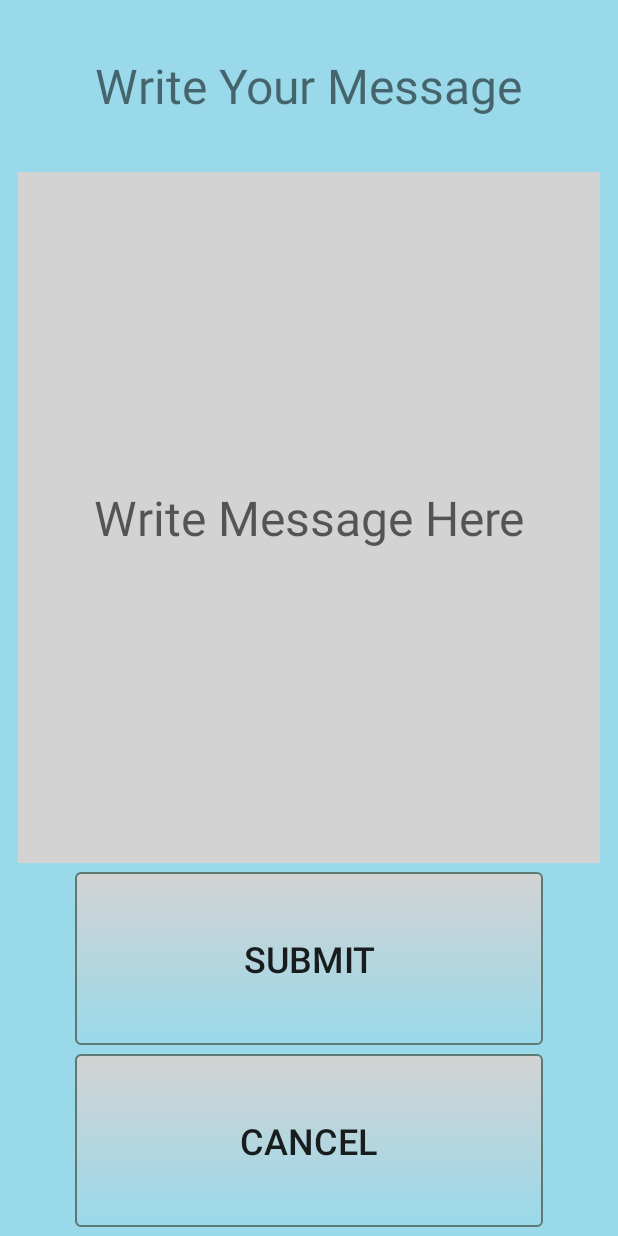
After one commit to Rmacias91/letterAndroidApp, an Android app: the layout leave_msg.xml on its own in the app's theme, with its tools: preview values and no code run, on a phone screen of 412 x 824 dp. The commit adds this screen. Run offline under Robolectric (Android 15) with nearby library versions, the phone set to English and light mode, and no system bars.

Commit message:
Added Layout for LeaveAMessage

```diff
--- a/LeaveAMessage/app/src/main/AndroidManifest.xml
+++ b/LeaveAMessage/app/src/main/AndroidManifest.xml
@@ -22,6 +22,9 @@
         <activity
             android:name=".NearByList">
         </activity>
+        <activity
+            android:name=".LeaveMsgActivity">
+        </activity>
 
 
     </application>
--- /dev/null
+++ b/LeaveAMessage/app/src/main/java/richie/ee/com/leaveamessage/LeaveMsgActivity.java
@@ -0,0 +1,20 @@
+package richie.ee.com.leaveamessage;
+
+import android.os.Bundle;
+import android.support.v7.app.AppCompatActivity;
+
+/**
+ * Created by Richie on 8/8/2017.
+ */
+
+public class LeaveMsgActivity extends AppCompatActivity {
+    private EditText
+    @Override
+    protected void onCreate(Bundle savedInstanceState) {
+        super.onCreate(savedInstanceState);
+        setContentView(R.layout.leave_msg);
+
+
+
+    }
+}
--- a/LeaveAMessage/app/src/main/java/richie/ee/com/leaveamessage/MainActivity.java
+++ b/LeaveAMessage/app/src/main/java/richie/ee/com/leaveamessage/MainActivity.java
@@ -46,7 +46,8 @@ public class MainActivity extends AppCompatActivity {
         mButLeaveMsg.setOnClickListener(new View.OnClickListener() {
             @Override
             public void onClick(View v) {
-                Intent i = new Intent(MainActivity.this,);
+                Intent i = new Intent(MainActivity.this,LeaveMsgActivity.class);
+                startActivity(i);
             }
         });
 
--- /dev/null
+++ b/LeaveAMessage/app/src/main/res/drawable/mybutton.xml
@@ -0,0 +1,24 @@
+<?xml version="1.0" encoding="utf-8"?>
+<selector xmlns:android="http://schemas.android.com/apk/res/android" >
+    <item android:state_pressed="true" >
+        <shape android:shape="rectangle"  >
+            <corners android:radius="3dip" />
+            <stroke android:width="1dip" android:color="#5e7974" />
+            <gradient android:angle="-90" android:startColor="#345953" android:endColor="@color/lightGray"  />
+        </shape>
+    </item>
+    <item android:state_focused="true">
+        <shape android:shape="rectangle"  >
+            <corners android:radius="3dip" />
+            <stroke android:width="1dip" android:color="#5e7974" />
+            <solid android:color="@color/lightGray"/>
+        </shape>
+    </item>
+    <item >
+        <shape android:shape="rectangle"  >
+            <corners android:radius="3dip" />
+            <stroke android:width="1dip" android:color="#5e7974" />
+            <gradient android:angle="-90" android:startColor="@color/lightGray" />
+        </shape>
+    </item>
+</selector>
--- a/LeaveAMessage/app/src/main/res/layout/content_main.xml
+++ b/LeaveAMessage/app/src/main/res/layout/content_main.xml
@@ -47,8 +47,7 @@
         app:layout_constraintLeft_toLeftOf="parent"
         android:layout_marginTop="51dp"
         app:layout_constraintTop_toBottomOf="@+id/button"
-        app:layout_constraintHorizontal_bias="0.0"
-        android:layout_marginBottom="8dp"
+        android:layout_marginBottom="52dp"
         app:layout_constraintBottom_toTopOf="@+id/button2"
         app:layout_constraintVertical_bias="0.0"/>
     <Button
--- /dev/null
+++ b/LeaveAMessage/app/src/main/res/layout/leave_msg.xml
@@ -0,0 +1,51 @@
+<?xml version="1.0" encoding="utf-8"?>
+<LinearLayout xmlns:android="http://schemas.android.com/apk/res/android"
+              android:orientation="vertical"
+              android:layout_width="match_parent"
+              android:layout_height="match_parent"
+              android:background="@color/lightBlue">
+
+    <TextView
+        android:text="@string/leaveAMessageTitle"
+        android:textSize="32sp"
+        android:layout_gravity="center_horizontal"
+        android:layout_width="wrap_content"
+        android:layout_height="0dp"
+        android:gravity="center"
+        android:layout_weight=".5"/>
+    <EditText
+        android:id="@+id/edit_Message"
+        android:textSize="32sp"
+        android:hint="@string/writeText"
+        android:gravity="center"
+        android:layout_width="match_parent"
+        android:background="@color/lightGray"
+        android:layout_height="0dp"
+        android:layout_marginStart="12dp"
+        android:layout_marginEnd="12dp"
+        android:layout_weight="2"/>
+    <Button
+        android:id="@+id/but_submit"
+        android:text="@string/Submit"
+        android:textSize="24sp"
+        android:background="@drawable/mybutton"
+        android:layout_width="match_parent"
+        android:layout_height="0dp"
+        android:layout_marginStart="50dp"
+        android:layout_marginEnd="50dp"
+        android:layout_marginTop="6dp"
+        android:layout_weight=".5"/>
+    <Button
+        android:id="@+id/but_cancel"
+        android:text="@string/cancel"
+        android:textSize="24sp"
+        android:background="@drawable/mybutton"
+        android:layout_width="match_parent"
+        android:layout_height="0dp"
+        android:layout_marginStart="50dp"
+        android:layout_marginEnd="50dp"
+        android:layout_marginTop="6dp"
+        android:layout_marginBottom="6dp"
+        android:layout_weight=".5"/>
+
+</LinearLayout>
--- a/LeaveAMessage/app/src/main/res/values/colors.xml
+++ b/LeaveAMessage/app/src/main/res/values/colors.xml
@@ -4,4 +4,6 @@
     <color name="colorPrimaryDark">#303F9F</color>
     <color name="colorAccent">#FF4081</color>
     <color name="lightBlue">#99d9ea</color>
+    <color name="lightGray">#D3D3D3</color>
+
 </resources>
--- a/LeaveAMessage/app/src/main/res/values/strings.xml
+++ b/LeaveAMessage/app/src/main/res/values/strings.xml
@@ -5,4 +5,8 @@
     <string name="LeaveAMessage">Leave A Message Here</string>
     <string name="ReadNearbyNotes">Read Near By Notes</string>
     <string name="ReadAllPrevious">Read All Previous Messages</string>
+    <string name="leaveAMessageTitle">Write Your Message</string>
+    <string name="Submit">Submit</string>
+    <string name="cancel">Cancel</string>
+    <string name="writeText">Write Message Here</string>
 </resources>
```
